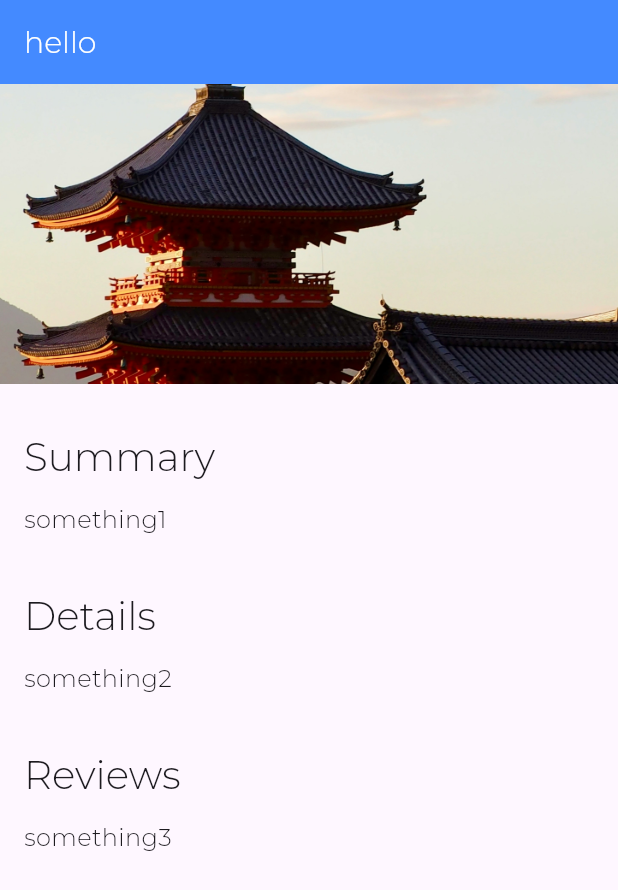
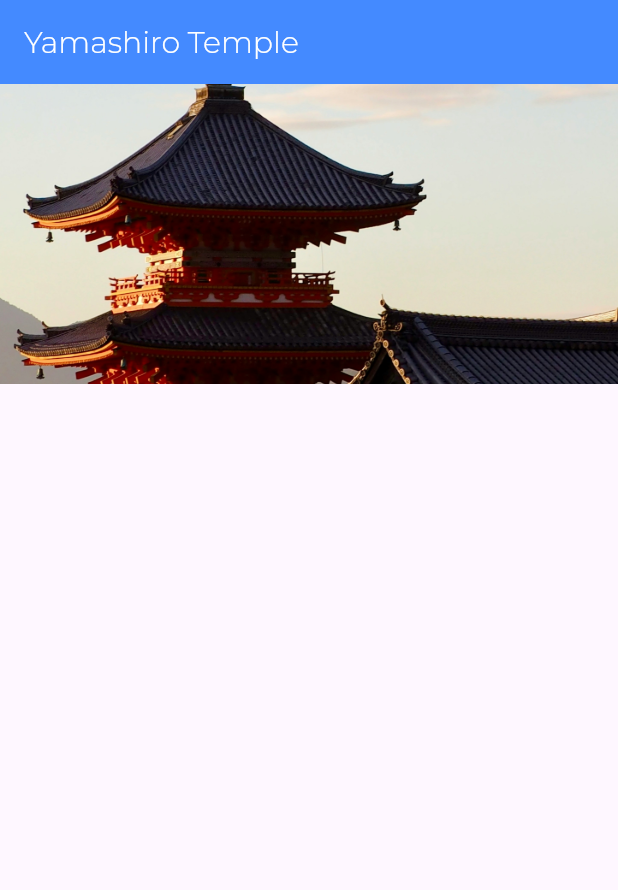
Before and after one commit to AzrilYusuf/tourismandco, a Flutter app: the screen it shows after launch, on a phone screen of 412 x 824 dp. Shown: the top 890 px of the screen. Run offline on Flutter 3.47's test engine with Material 3 defaults, Android fonts, the phone set to English and light mode, and no system bars; our stand-ins replace google_fonts.

Commit message:
feat(models & location_detail): Create location and location_fact models; Implement the models in the location_detail by creating List<Widget> using .map method and call/invoke it using ...spread.

```diff
--- /dev/null
+++ b/lib/models/location.dart
@@ -0,0 +1,25 @@
+import 'location_fact.dart';
+
+class Location {
+  String name;
+  String imagePath;
+  final List<LocationFact> facts;
+
+  Location(this.name, this.imagePath, this.facts);
+
+  static List<Location> fetchAll() {
+    return [
+      Location('Yamashiro Temple', 'assets/images/temple.jpg', [
+        LocationFact(
+          'Summary',
+          'The Yamashiro Temple is a Hindu temple complex located in Kyoto, Japan.',
+        ),
+        LocationFact('Location', 'Kyoto, Japan'),
+        LocationFact(
+          'How to get there',
+          'There are many ways to get to Kyoto, including train, bus, and car.',
+        ),
+      ]),
+    ];
+  }
+}
--- /dev/null
+++ b/lib/models/location_fact.dart
@@ -0,0 +1,6 @@
+class LocationFact {
+  final String title;
+  final String text;
+
+  LocationFact(this.title, this.text);
+}
--- a/lib/screens/location_detail/location_detail.dart
+++ b/lib/screens/location_detail/location_detail.dart
@@ -1,25 +1,41 @@
 import 'package:flutter/material.dart';
 import 'image_banner.dart';
 import 'text_section.dart';
+import '../../models/location.dart';
 
 class LocationDetail extends StatelessWidget {
-  const LocationDetail({super.key}); // super.key is used to pass the key to the parent widget
+  const LocationDetail({
+    super.key,
+  }); // super.key is used to pass the key to the parent widget
 
   @override
   Widget build(BuildContext context) {
+    final locations = Location.fetchAll();
+    final location = locations.first;
+
     return Scaffold(
-      appBar: AppBar(title: Text('hello'), backgroundColor: Colors.blueAccent),
+      appBar: AppBar(
+        title: Text(location.name),
+        backgroundColor: Colors.blueAccent,
+      ),
       body: Column(
         mainAxisAlignment: MainAxisAlignment.start,
         crossAxisAlignment: CrossAxisAlignment.stretch,
         children: [
-          ImageBanner("assets/images/temple.jpg"),
-
-          TextSection("Summary", "something1"),
-          TextSection("Details", "something2"),
-          TextSection("Reviews", "something3"),
+          ImageBanner(location.imagePath),
+          // ... is used to spread the list of TextSection widgets
+          // ...textSections(location),
         ],
       ),
     );
   }
+
+  // This function returns a list of TextSection widgets
+  List<Widget> textSections(Location location) {
+    // The map function is used to create a list of TextSection widgets
+    // .toList() is used to convert the map to a list (required for the return statement)
+    return location.facts
+        .map((fact) => TextSection(fact.title, fact.text))
+        .toList();
+  }
 }
```
